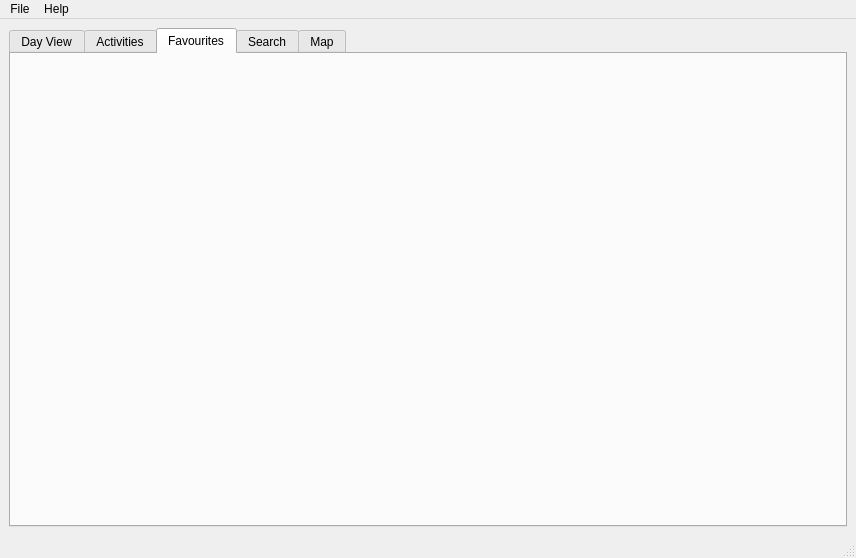
Old version of the form src/gui/mainwindow.ui in the repository edulix/confclerk.
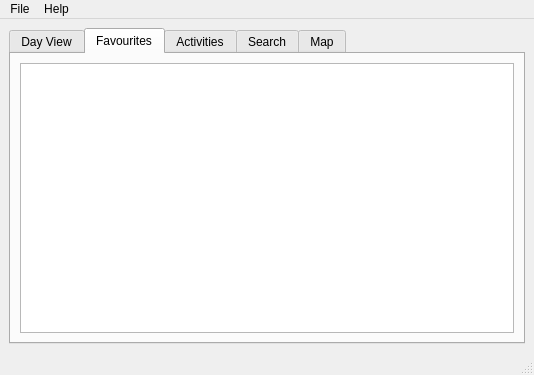
New version of the form. The open tabs and pages were chosen to show the change. Custom widgets are drawn as their Qt base class.

Commit message: started work on 'favourities'  - created tavourities tree view in the MainWindow 'Favourities' tab  - listed some testing 'fav' events  - TODO: list isn't updated dynamically, which means that the list    isn't updated if the user adds/removes an event(s) to/from the    'favourities' list

Diff of the .ui file:
```diff
--- a/src/gui/mainwindow.ui
+++ b/src/gui/mainwindow.ui
@@ -1,13 +1,13 @@
 <?xml version="1.0" encoding="UTF-8"?>
 <ui version="4.0">
  <class>MainWindow</class>
- <widget class="QMainWindow" name="MainWindow">
-  <property name="geometry">
+ <widget class="QMainWindow" name="MainWindow" >
+  <property name="geometry" >
    <rect>
     <x>0</x>
     <y>0</y>
-    <width>856</width>
-    <height>558</height>
+    <width>534</width>
+    <height>375</height>
    </rect>
   </property>
   <property name="windowTitle">
@@ -44,18 +44,23 @@
         </item>
        </layout>
       </widget>
-      <widget class="QWidget" name="activitiesTab">
-       <attribute name="title">
-        <string>Activities</string>
-       </attribute>
-      </widget>
-      <widget class="QWidget" name="favouritesTab">
-       <attribute name="title">
+      <widget class="QWidget" name="favouritesTab" >
+       <attribute name="title" >
         <string>Favourites</string>
        </attribute>
+       <layout class="QGridLayout" name="gridLayout_3" >
+        <item row="0" column="0" >
+         <widget class="TreeView" name="favTreeView" />
+        </item>
+       </layout>
       </widget>
-      <widget class="QWidget" name="searchTab">
-       <attribute name="title">
+      <widget class="QWidget" name="activitiesTab" >
+       <attribute name="title" >
+        <string>Activities</string>
+       </attribute>
+      </widget>
+      <widget class="QWidget" name="searchTab" >
+       <attribute name="title" >
         <string>Search</string>
        </attribute>
       </widget>
@@ -68,30 +73,30 @@
     </item>
    </layout>
   </widget>
-  <widget class="QMenuBar" name="menubar">
-   <property name="geometry">
+  <widget class="QMenuBar" name="menubar" >
+   <property name="geometry" >
     <rect>
      <x>0</x>
      <y>0</y>
-     <width>856</width>
-     <height>24</height>
+     <width>534</width>
+     <height>22</height>
     </rect>
    </property>
-   <widget class="QMenu" name="menuFile">
-    <property name="title">
+   <widget class="QMenu" name="menuFile" >
+    <property name="title" >
      <string>File</string>
     </property>
     <addaction name="actionImportSchedule"/>
    </widget>
-   <widget class="QMenu" name="menuAbout">
-    <property name="title">
+   <widget class="QMenu" name="menuAbout" >
+    <property name="title" >
      <string>Help</string>
     </property>
     <addaction name="actionAboutQt"/>
     <addaction name="actionAboutApplication"/>
    </widget>
-   <addaction name="menuFile"/>
-   <addaction name="menuAbout"/>
+   <addaction name="menuFile" />
+   <addaction name="menuAbout" />
   </widget>
   <widget class="QStatusBar" name="statusbar"/>
   <action name="actionImportSchedule">
```
Left out of the diff: 57 changed lines with no effect on the pictures. The commit also changes 5 other files.
